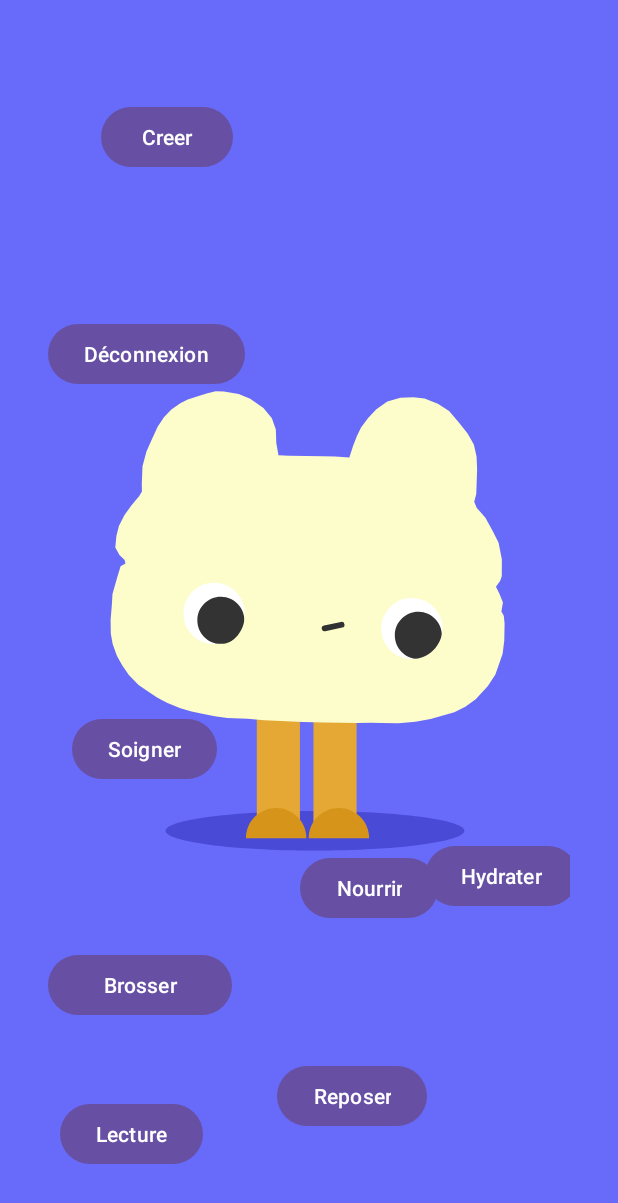
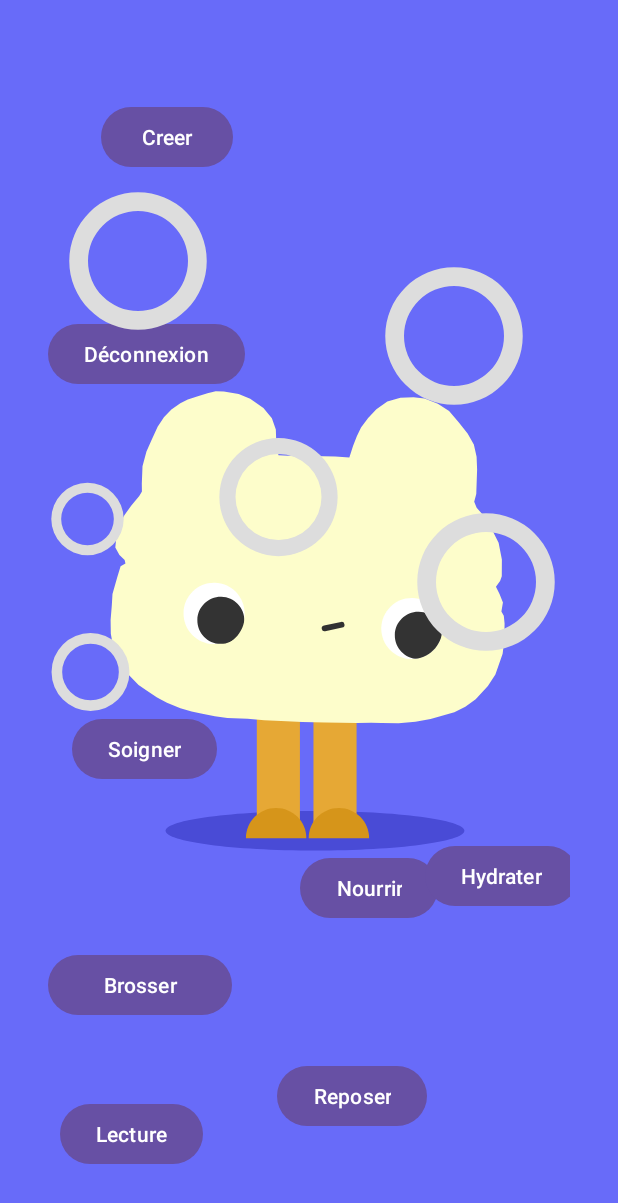
Before and after one commit to Mvrwvn/Tamagotchi-L2I1, an Android app: the screen it shows after launch once a user with an empty profile is signed in (MainActivity), on a phone screen of 412 x 824 dp. Shown: the top 1203 px of the screen. Run offline under Robolectric (Android 15) with nearby library versions, the phone set to English and light mode, and no system bars; our stand-ins replace Firebase (no records; nobody signed in at launch, a user with empty details on screens opened directly).

Commit message:
ajout des progress bar

```diff
--- a/app/src/main/java/com/example/tamagotchi/FirestoreData.java
+++ b/app/src/main/java/com/example/tamagotchi/FirestoreData.java
@@ -10,6 +10,8 @@ package com.example.tamagotchi;
     Changement par rapport à la version précédente : Ajout d'une fonction pour mettre à jour les statistiques en fonction du Timestamp de la dernière update (-2% à toutes les statistiques par heure, +10 à chaque objets de l'inventaire)
     fonction pour augmenter la robustesse des données (s'assurer que toutes les statistiques soit compris entre 0 et 100 et non null)
     fonction pour màj la statistique "vie" qui représente la moyenne de toutes les autres statistiques
+    Changement par rapport à la version précédente 2.0 : correction de la fonction verifierDernierUpdate
+    ajout d'une fonction pour mettre les données de statistique de la bdd dans une progressbar
 -----------------------------
 */
 
@@ -24,6 +26,7 @@ import com.google.firebase.firestore.DocumentSnapshot;
 import com.google.firebase.firestore.FieldValue;
 import com.google.firebase.firestore.FirebaseFirestore;
 
+import android.widget.ProgressBar;
 import android.widget.Toast;
 
 import java.util.HashMap;
@@ -58,7 +61,7 @@ public class FirestoreData {
                         Log.e("Firestore", "Erreur de sauvegarde tamagotchi actif", e));
     }
 
-    public static void actionTamagotchi(View v, String nomInventaire, String nomStatistique) {
+    public static void actionTamagotchi(View v,ProgressBar progressBar, String nomInventaire, String nomStatistique) {
         db.collection("joueurs")
                 .document(userId)
                 .get()
@@ -88,6 +91,10 @@ public class FirestoreData {
                                                                 "inventaireTamagotchi.nb" + nomInventaire, FieldValue.increment(-1),
                                                                 "dernierUpdate", Timestamp.now()
                                                         )
+                                                        .addOnSuccessListener(aVoid -> {
+                                                            updateVie();
+                                                            loadStatsFromFirestore(progressBar,nomStatistique);
+                                                        })
                                                         .addOnFailureListener(e -> {
                                                             Toast.makeText(v.getContext(), "Erreur lors du soin du Tamagotchi.", Toast.LENGTH_SHORT).show();
                                                         });
@@ -162,6 +169,17 @@ public class FirestoreData {
                                                 updates.put("inventaireTamagotchi.nbBoissons", FieldValue.increment(variationInventaire));
 
                                                 updates.put("dernierUpdate", Timestamp.now());
+
+                                                db.collection("tamagotchis")
+                                                        .document(activeTamagotchiId)
+                                                        .update(updates)
+                                                        .addOnSuccessListener(aVoid -> {
+                                                            Log.d("Update", "Tamagotchi mis à jour après " + heuresPassees + " heures.");
+                                                            updateVie();
+                                                        })
+                                                        .addOnFailureListener(e -> {
+                                                            Log.e("Update", "Erreur lors de la mise à jour du tamagotchi", e);
+                                                        });
                                             }
                                         }
                                     });
@@ -210,6 +228,27 @@ public class FirestoreData {
                 });
     }
 
+    public static void loadStatsFromFirestore(ProgressBar progressBar, String nomStatistique) {
+        FirebaseFirestore db = FirebaseFirestore.getInstance();
+        String userId = FirebaseAuth.getInstance().getCurrentUser().getUid();
+
+        db.collection("joueurs")
+                .document(userId)
+                .get()
+                .addOnSuccessListener(snapshot -> {
+                    String activeTamagotchiId = snapshot.getString("activeTamagotchiId");
+
+                    db.collection("tamagotchis")
+                            .document(activeTamagotchiId)
+                            .get()
+                            .addOnSuccessListener(doc -> {
+                                if (doc.exists()) {
+                                    progressBar.setProgress((int)getSafeLong(doc, "statsTamagotchi."+nomStatistique));
+                                }
+                            });
+                });
+    }
+
 
     private static long limitBetween(long value, long min, long max) {
         return Math.max(min, Math.min(value, max));
--- a/app/src/main/java/com/example/tamagotchi/MainActivity.java
+++ b/app/src/main/java/com/example/tamagotchi/MainActivity.java
@@ -15,6 +15,7 @@ package com.example.tamagotchi;
 import android.content.Intent;
 import android.os.Bundle;
 import android.view.View;
+import android.widget.ProgressBar;
 import android.widget.TextView;
 
 import androidx.activity.EdgeToEdge;
@@ -29,6 +30,8 @@ import com.google.firebase.auth.FirebaseAuth;
 public class MainActivity extends AppCompatActivity {
     private String userId = FirebaseAuth.getInstance().getCurrentUser().getUid();
     private TextView textView;
+    private ProgressBar progressSante, progressFaim, progressBonheur, progressEnergie, progressHygiene, progressSoif;
+
 
     @Override
     protected void onCreate(Bundle savedInstanceState) {
@@ -36,10 +39,26 @@ public class MainActivity extends AppCompatActivity {
         EdgeToEdge.enable(this);
         setContentView(R.layout.activity_main);
         textView = findViewById(R.id.textView);
+        progressSante = findViewById(R.id.progressSante);
+        progressFaim = findViewById(R.id.progressFaim);
+        progressBonheur = findViewById(R.id.progressBonheur);
+        progressEnergie = findViewById(R.id.progressEnergie);
+        progressHygiene = findViewById(R.id.progressHygiene);
+        progressSoif = findViewById(R.id.progressSoif);
         textView.setVisibility(View.VISIBLE);
         LottieAnimationView lottie = findViewById(R.id.lottie);
         lottie.setRepeatCount(LottieDrawable.INFINITE);
         lottie.playAnimation();
+    }
+    @Override
+    protected void onResume(){
+        super.onResume();
+        FirestoreData.verifierDernierUpdate();
+        FirestoreData.loadStatsFromFirestore(progressFaim,"faim");
+        FirestoreData.loadStatsFromFirestore(progressEnergie,"energie");
+        FirestoreData.loadStatsFromFirestore(progressSoif,"soif");
+        FirestoreData.loadStatsFromFirestore(progressHygiene,"hygiene");
+        FirestoreData.loadStatsFromFirestore(progressSante,"sante");
     }
 
     public void deconnexion(View v){
@@ -49,23 +68,23 @@ public class MainActivity extends AppCompatActivity {
     }
 
     public void reposer(View v){
-        FirestoreData.actionTamagotchi(v,"Lits","energie");
+        FirestoreData.actionTamagotchi(v,progressEnergie,"Lits","energie");
     }
 
     public void hydrater(View v){
-        FirestoreData.actionTamagotchi(v,"Boissons","soif");
+        FirestoreData.actionTamagotchi(v,progressSoif,"Boissons","soif");
     }
 
     public void brosser(View v){
-        FirestoreData.actionTamagotchi(v,"Savons","hygiene");
+        FirestoreData.actionTamagotchi(v,progressHygiene,"Savons","hygiene");
     }
 
     public void nourrir(View v) {
-        FirestoreData.actionTamagotchi(v, "Nourritures", "faim");
+        FirestoreData.actionTamagotchi(v,progressFaim, "Nourritures", "faim");
     }
 
     public void soigner(View v) {
-        FirestoreData.actionTamagotchi(v,"Medicaments","sante");
+        FirestoreData.actionTamagotchi(v,progressSante,"Medicaments","sante");
     }
 
 
--- /dev/null
+++ b/app/src/main/res/drawable/circular_progress.xml
@@ -0,0 +1,22 @@
+<layer-list xmlns:android="http://schemas.android.com/apk/res/android">
+    <item android:id="@android:id/background">
+        <shape android:shape="ring"
+            android:innerRadiusRatio="3"
+            android:thicknessRatio="8"
+            android:useLevel="false">
+            <solid android:color="#dddddd"/>
+        </shape>
+    </item>
+    <item android:id="@android:id/progress">
+        <shape android:shape="ring"
+            android:innerRadiusRatio="3"
+            android:thicknessRatio="8"
+            android:useLevel="true">
+            <gradient
+                android:type="sweep"
+                android:useLevel="true"
+                android:startColor="#4CAF50"
+                android:endColor="#4CAF50"/>
+        </shape>
+    </item>
+</layer-list>
--- a/app/src/main/res/layout/activity_main.xml
+++ b/app/src/main/res/layout/activity_main.xml
@@ -29,8 +29,10 @@
         android:padding="32dp"
         app:layout_constraintBottom_toBottomOf="parent"
         app:layout_constraintEnd_toEndOf="parent"
+        app:layout_constraintHorizontal_bias="1.0"
         app:layout_constraintStart_toStartOf="parent"
         app:layout_constraintTop_toTopOf="parent"
+        app:layout_constraintVertical_bias="1.0"
         tools:ignore="MissingConstraints">
 
         <Button
@@ -146,6 +148,90 @@
             android:layout_marginBottom="37dp"
             android:onClick="reposer"
             android:text="Reposer" />
+
+        <ProgressBar
+            android:id="@+id/progressSante"
+            style="@android:style/Widget.ProgressBar.Horizontal"
+            android:layout_width="100dp"
+            android:layout_height="100dp"
+            android:layout_alignParentEnd="true"
+            android:layout_alignParentBottom="true"
+            android:layout_marginEnd="27dp"
+            android:layout_marginBottom="518dp"
+            android:indeterminate="false"
+            android:max="100"
+            android:progress="0"
+            android:progressDrawable="@drawable/circular_progress" />
+
+        <ProgressBar
+            android:id="@+id/progressHygiene"
+            style="@android:style/Widget.ProgressBar.Horizontal"
+            android:layout_width="100dp"
+            android:layout_height="100dp"
+            android:layout_alignParentEnd="true"
+            android:layout_alignParentBottom="true"
+            android:layout_marginEnd="238dp"
+            android:layout_marginBottom="568dp"
+            android:indeterminate="false"
+            android:max="100"
+            android:progress="0"
+            android:progressDrawable="@drawable/circular_progress" />
+
+        <ProgressBar
+            android:id="@+id/progressFaim"
+            style="@android:style/Widget.ProgressBar.Horizontal"
+            android:layout_width="108dp"
+            android:layout_height="109dp"
+            android:layout_alignParentEnd="true"
+            android:layout_alignParentBottom="true"
+            android:layout_marginEnd="291dp"
+            android:layout_marginBottom="289dp"
+            android:indeterminate="false"
+            android:max="100"
+            android:progress="0"
+            android:progressDrawable="@drawable/circular_progress" />
+
+        <ProgressBar
+            android:id="@+id/progressBonheur"
+            style="@android:style/Widget.ProgressBar.Horizontal"
+            android:layout_width="100dp"
+            android:layout_height="100dp"
+            android:layout_alignParentEnd="true"
+            android:layout_alignParentBottom="true"
+            android:layout_marginEnd="6dp"
+            android:layout_marginBottom="354dp"
+            android:indeterminate="false"
+            android:max="100"
+            android:progress="0"
+            android:progressDrawable="@drawable/circular_progress" />
+
+        <ProgressBar
+            android:id="@+id/progressEnergie"
+            style="@android:style/Widget.ProgressBar.Horizontal"
+            android:layout_width="86dp"
+            android:layout_height="81dp"
+            android:layout_alignParentEnd="true"
+            android:layout_alignParentBottom="true"
+            android:layout_marginEnd="151dp"
+            android:layout_marginBottom="420dp"
+            android:indeterminate="false"
+            android:max="100"
+            android:progress="0"
+            android:progressDrawable="@drawable/circular_progress" />
+
+        <ProgressBar
+            android:id="@+id/progressSoif"
+            style="@android:style/Widget.ProgressBar.Horizontal"
+            android:layout_width="100dp"
+            android:layout_height="100dp"
+            android:layout_alignParentEnd="true"
+            android:layout_alignParentBottom="true"
+            android:layout_marginEnd="295dp"
+            android:layout_marginBottom="396dp"
+            android:indeterminate="false"
+            android:max="100"
+            android:progress="0"
+            android:progressDrawable="@drawable/circular_progress" />
     </RelativeLayout>
 
 </androidx.constraintlayout.widget.ConstraintLayout>
```
